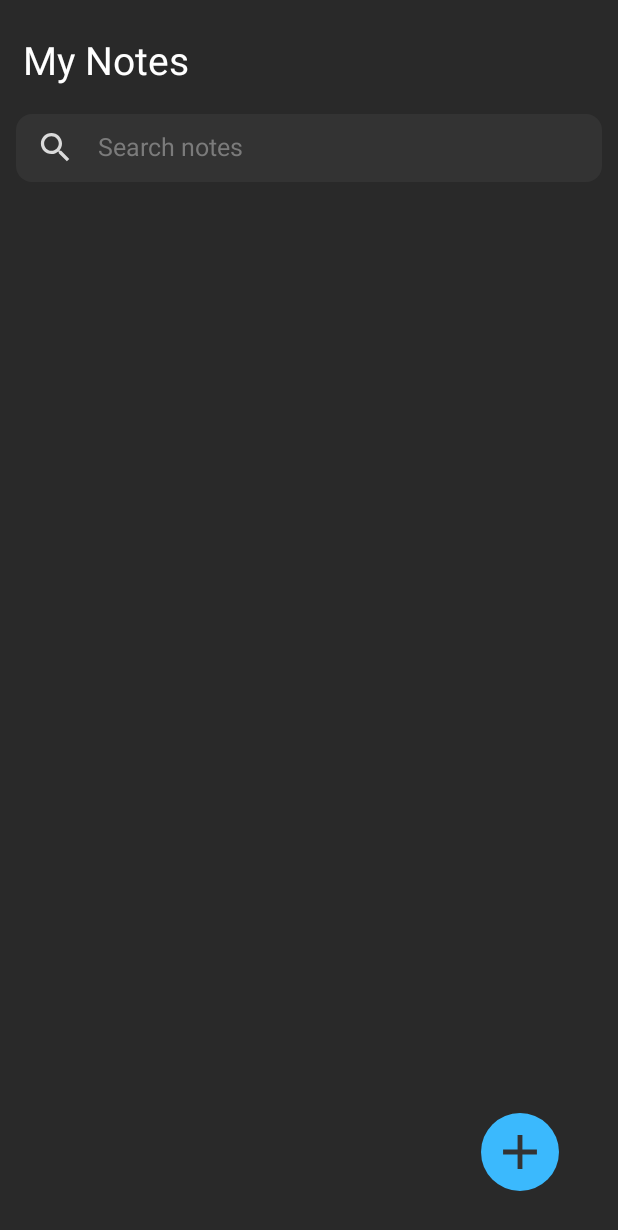
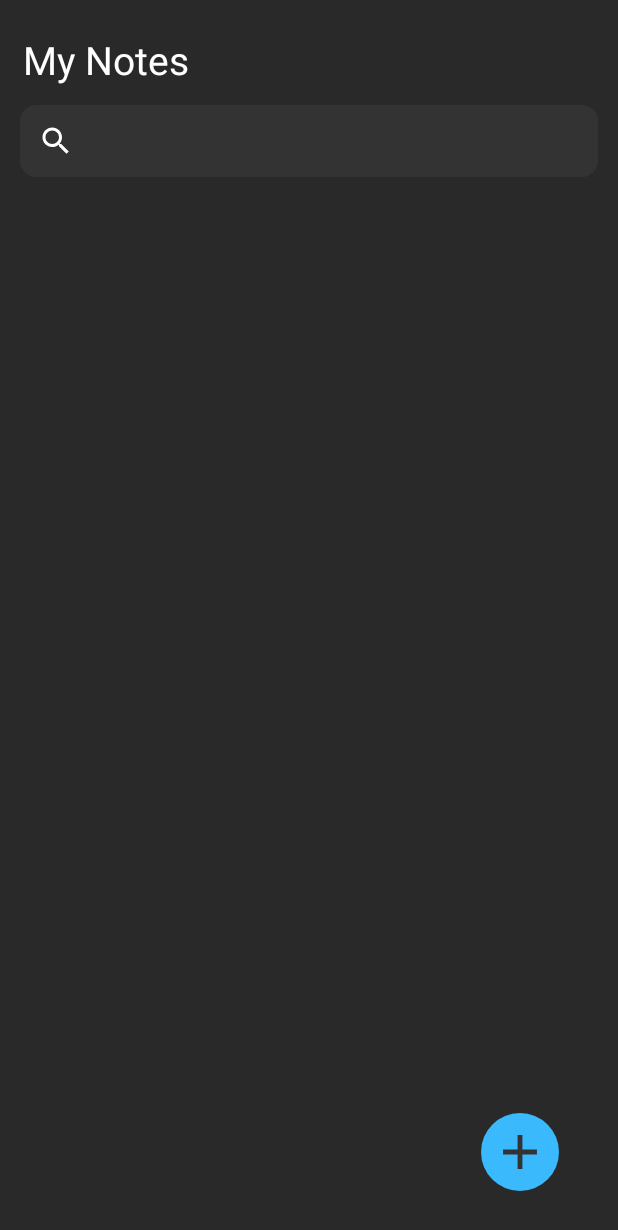
Before and after one commit to code-kartik/QuickJot, an Android app: the screen it shows after launch (MainActivity), on a phone screen of 412 x 824 dp. Shown: the top 1230 px of the screen. Run offline under Robolectric (Android 15) with nearby library versions, the phone set to English and light mode, and no system bars; our stand-ins replace Room's generated code, sdp/ssp sizes.

Commit message:
Search your notes

```diff
--- a/app/src/main/java/com/example/quickjot/activities/MainActivity.kt
+++ b/app/src/main/java/com/example/quickjot/activities/MainActivity.kt
@@ -3,6 +3,7 @@ package com.example.quickjot.activities
 import android.content.Intent
 import androidx.appcompat.app.AppCompatActivity
 import android.os.Bundle
+import android.widget.SearchView
 import android.widget.Toast
 import androidx.lifecycle.Observer
 import androidx.lifecycle.ViewModelProvider
@@ -12,11 +13,14 @@ import com.example.quickjot.adapter.NotesAdapter
 import com.example.quickjot.databinding.ActivityMainBinding
 import com.example.quickjot.entities.notes
 import com.example.quickjot.viewmodel.notesViewModel
+import java.util.*
+import kotlin.collections.ArrayList
 
 class MainActivity : AppCompatActivity(), INotesAdapter {
 
     private lateinit var binding: ActivityMainBinding
     private lateinit var viewModel:notesViewModel
+    var arrayNotes = ArrayList<notes>()
     val REQUEST_CODE = 1
     override fun onCreate(savedInstanceState: Bundle?) {
         super.onCreate(savedInstanceState)
@@ -44,6 +48,26 @@ class MainActivity : AppCompatActivity(), INotesAdapter {
         })
 
         binding.recyclerView.layoutManager = StaggeredGridLayoutManager(2,StaggeredGridLayoutManager.VERTICAL )
+
+        binding.searchBar.setOnQueryTextListener(object: SearchView.OnQueryTextListener{
+            override fun onQueryTextSubmit(p0: String?): Boolean {
+                return true
+            }
+
+            override fun onQueryTextChange(p0: String?): Boolean {
+                var tempArr = ArrayList<notes>()
+
+                for(arr in tempArr){
+                    if(arr.title.toLowerCase(Locale.getDefault()).contains(p0.toString())){
+                        tempArr.add(arr)
+                    }
+                }
+
+                adapter.updateList(tempArr)
+                adapter.notifyDataSetChanged()
+                return true
+            }
+        })
     }
 
     override fun onItemClicked(note: notes){
--- a/app/src/main/res/drawable/search.xml
+++ b/app/src/main/res/drawable/search.xml
@@ -1,4 +1,4 @@
-<vector android:height="24dp" android:tint="#000000"
+<vector android:height="24dp" android:tint="#FFFFFF"
     android:viewportHeight="24" android:viewportWidth="24"
     android:width="24dp" xmlns:android="http://schemas.android.com/apk/res/android">
     <path android:fillColor="@android:color/white" android:pathData="M15.5,14h-0.79l-0.28,-0.27C15.41,12.59 16,11.11 16,9.5 16,5.91 13.09,3 9.5,3S3,5.91 3,9.5 5.91,16 9.5,16c1.61,0 3.09,-0.59 4.23,-1.57l0.27,0.28v0.79l5,4.99L20.49,19l-4.99,-5zM9.5,14C7.01,14 5,11.99 5,9.5S7.01,5 9.5,5 14,7.01 14,9.5 11.99,14 9.5,14z"/>
--- a/app/src/main/res/layout/activity_main.xml
+++ b/app/src/main/res/layout/activity_main.xml
@@ -19,44 +19,18 @@
         android:textSize="@dimen/_20ssp"
         app:layout_constraintTop_toTopOf="parent"/>
 
-    <LinearLayout
-        android:id="@+id/search"
+    <SearchView
+        android:id="@+id/searchBar"
         android:layout_width="match_parent"
         android:layout_height="wrap_content"
-        android:layout_marginStart="@dimen/_8sdp"
-        android:layout_marginTop="@dimen/_15sdp"
-        android:layout_marginEnd="@dimen/_8sdp"
+        android:searchIcon="@drawable/search"
         android:background="@drawable/search_bg"
-        android:gravity="center_vertical"
-        android:orientation="horizontal"
-        android:paddingStart="@dimen/_10sdp"
-        android:paddingEnd="@dimen/_10sdp"
-        app:layout_constraintTop_toBottomOf="@id/myNotes">
+        android:layout_margin="@dimen/_10sdp"
+        android:queryHint="Search Note"
+        android:clickable="true"
+        android:inputType="text"
+        app:layout_constraintTop_toBottomOf="@id/myNotes"/>
 
-        <ImageView
-            android:layout_width="@dimen/_20sdp"
-            android:layout_height="@dimen/_20sdp"
-            android:contentDescription="@string/app_name"
-            android:src="@drawable/search"
-            android:tint="@color/colorSearchIcon"
-            tools:ignore="UseAppTint" />
-
-        <EditText
-            android:id="@+id/searchNote"
-            android:layout_width="match_parent"
-            android:layout_height="@dimen/_35sdp"
-            android:layout_marginStart="@dimen/_12sdp"
-            android:background="@null"
-            android:hint="Search notes"
-            android:textColorHint="@color/colorTextHint"
-            android:imeOptions="actionDone"
-            android:importantForAutofill="no"
-            android:includeFontPadding="false"
-            android:inputType="text"
-            android:textColor="@color/colorWhite"
-            android:textSize="@dimen/_13ssp"/>
-
-    </LinearLayout>
 
     <androidx.recyclerview.widget.RecyclerView
         android:id="@+id/recyclerView"
@@ -69,7 +43,7 @@
         android:paddingBottom="@dimen/_12sdp"
         tools:listitem="@layout/note_layout"
         app:layout_constraintBottom_toTopOf="@id/addNewNote"
-        app:layout_constraintTop_toBottomOf="@id/search"/>
+        app:layout_constraintTop_toBottomOf="@id/searchBar"/>
 
     <ImageView
         android:id="@+id/addNewNote"
```
